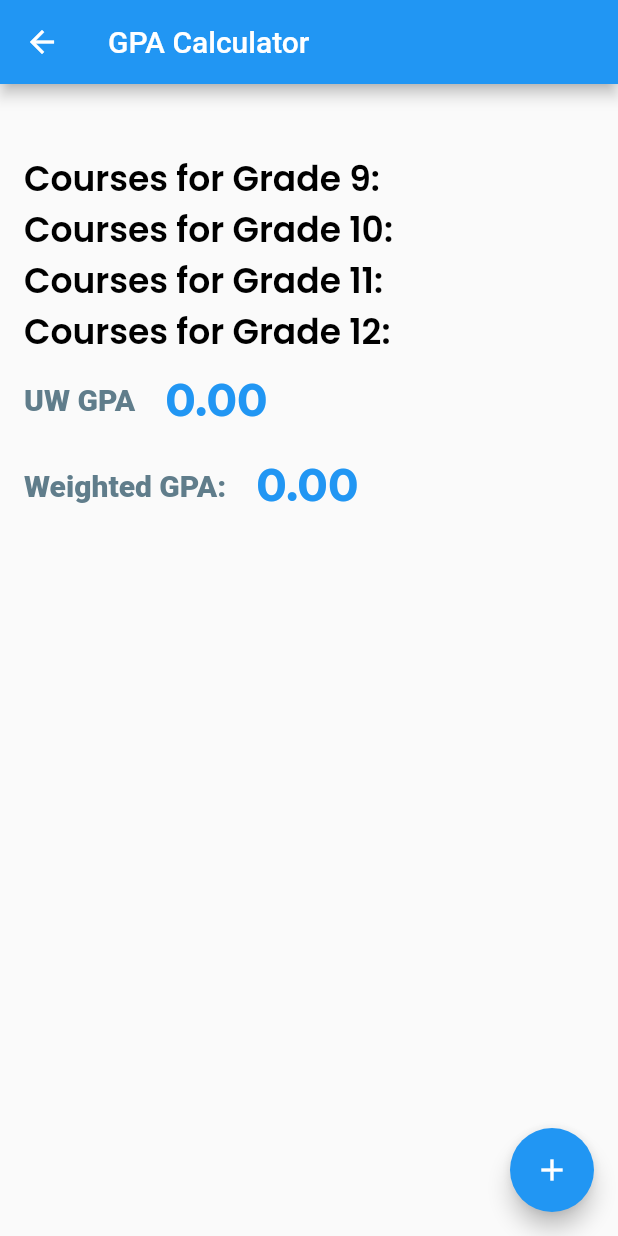
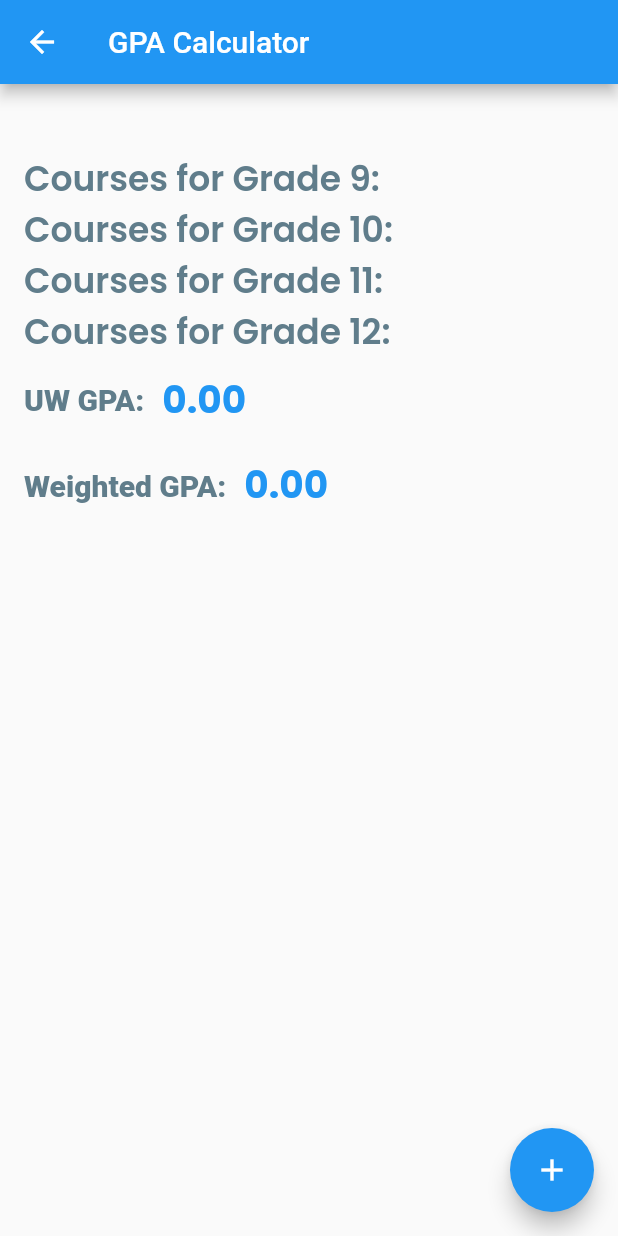
Before and after one commit to DannyM125/intro_to_programming_FBLA_23-24, a Flutter app: the screen it shows after launch, after a tap on "Edit Courses", on a phone screen of 412 x 824 dp. Run offline on Flutter 3.47's test engine with Material 2 defaults, Android fonts, the light colour scheme and no system bars; our stand-ins replace google_fonts, shared_preferences.

Commit message:
more ui updates

```diff
--- a/lib/CoursePage.dart
+++ b/lib/CoursePage.dart
@@ -57,17 +57,17 @@ class _CalculatorScreenState extends State<CalculatorScreen> {
                   Row(
                     children: [
                       Text(
-                        "UW GPA",
+                        "UW GPA:",
                         style: TextStyle(
                             fontSize: 20,
                             fontWeight: FontWeight.w800,
                             color: Colors.blueGrey),
                       ),
-                      SizedBox(width: 20),
+                      SizedBox(width: 12),
                       Text(
                         '${calculateGPA().toStringAsFixed(2)}',
-                        style: GoogleFonts.montserrat(
-                          fontSize: 30, // Adjust font size as needed
+                        style: GoogleFonts.poppins(
+                            fontSize: 25, // Adjust font size as needed
                             fontWeight: FontWeight.w700,
                             color: Colors.blue),
                       ),
@@ -85,11 +85,11 @@ class _CalculatorScreenState extends State<CalculatorScreen> {
                         fontWeight: FontWeight.w800,
                         color: Colors.blueGrey),
                   ),
-                  SizedBox(width: 20),
+                  SizedBox(width: 12),
                   Text(
                     '${calculateWeightedGPA().toStringAsFixed(2)}',
-                        style: GoogleFonts.montserrat(
-                          fontSize: 30, // Adjust font size as needed
+                    style: GoogleFonts.poppins(
+                        fontSize: 25, // Adjust font size as needed
                         fontWeight: FontWeight.w700,
                         color: Colors.blue),
                   ),
@@ -220,14 +220,25 @@ class _CalculatorScreenState extends State<CalculatorScreen> {
               onPressed: () {
                 Navigator.of(context).pop();
               },
-              child: Text('Cancel'),
+              child: Text('Cancel',
+              style: TextStyle(
+                      fontSize: 20,
+                      fontWeight: FontWeight.normal,
+                      color: Colors.black,
+                    ),
+              ),
             ),
             ElevatedButton(
               onPressed: () {
                 addCourse();
                 Navigator.of(context).pop();
               },
-              child: Text('Add'),
+              child: Text('Add',
+              style: TextStyle(
+                      fontSize: 20,
+                      fontWeight: FontWeight.normal,
+                      color: Colors.black,
+                    ),),
             ),
           ],
         );
@@ -247,7 +258,7 @@ class _CalculatorScreenState extends State<CalculatorScreen> {
               style: GoogleFonts.poppins(
                 fontSize: 23,
                 fontWeight: FontWeight.w600,
-            color: Colors.black,
+                color: Colors.blueGrey,
               ),
             ),
             ListView.builder(
@@ -257,11 +268,18 @@ class _CalculatorScreenState extends State<CalculatorScreen> {
               itemBuilder: (context, index) {
                 return ListTile(
                   title: Text(getCourseList(gradeLevel)[index].name,
-                  style: TextStyle(fontSize: 20,)
-                  ),
+                      style: GoogleFonts.poppins(
+                      fontSize: 20,
+                      fontWeight: FontWeight.w600,
+                      color: Colors.black,
+                    ),),
                   subtitle: Text(
                     'Grade: ${getCourseList(gradeLevel)[index].grade}, Credits: ${getCourseList(gradeLevel)[index].credits}',
-                  style: TextStyle(fontSize: 16,)
+                    style: GoogleFonts.poppins(
+                      fontSize: 15,
+                      fontWeight: FontWeight.w600,
+                      color: Colors.black54,
+                    ),
                   ),
                   trailing: IconButton(
                     icon: Icon(Icons.delete),
--- a/lib/StatsPage.dart
+++ b/lib/StatsPage.dart
@@ -20,21 +20,29 @@ class StatisticsScreen extends StatelessWidget {
           ),
         ),
       ),
-      body: Center(
+      body: SingleChildScrollView(
+        child: Center(
         child: Column(
           mainAxisAlignment: MainAxisAlignment.center,
           children: [
+            SizedBox(height: 100), // Spacer between the boxes and the app bar
             RoundedGPABox(),
             SizedBox(height: 30), // Spacer between the two boxes
             RoundedWeightedGPABox(),
             SizedBox(height: 20), // Spacer between GPA boxes and button
             editCoursesButton(),
-            SizedBox(
-              height: 200,
-            )
+            SizedBox(height: 20),
+            Text('What is GPA?',
+            style: TextStyle(
+              fontSize: 30,
+              fontWeight: FontWeight.w600,
+            ),
+            ),
+
           ],
         ),
       ),
+    ),
     );
   }
 }
```
Lines whose indentation alone changed are shown as unchanged.
